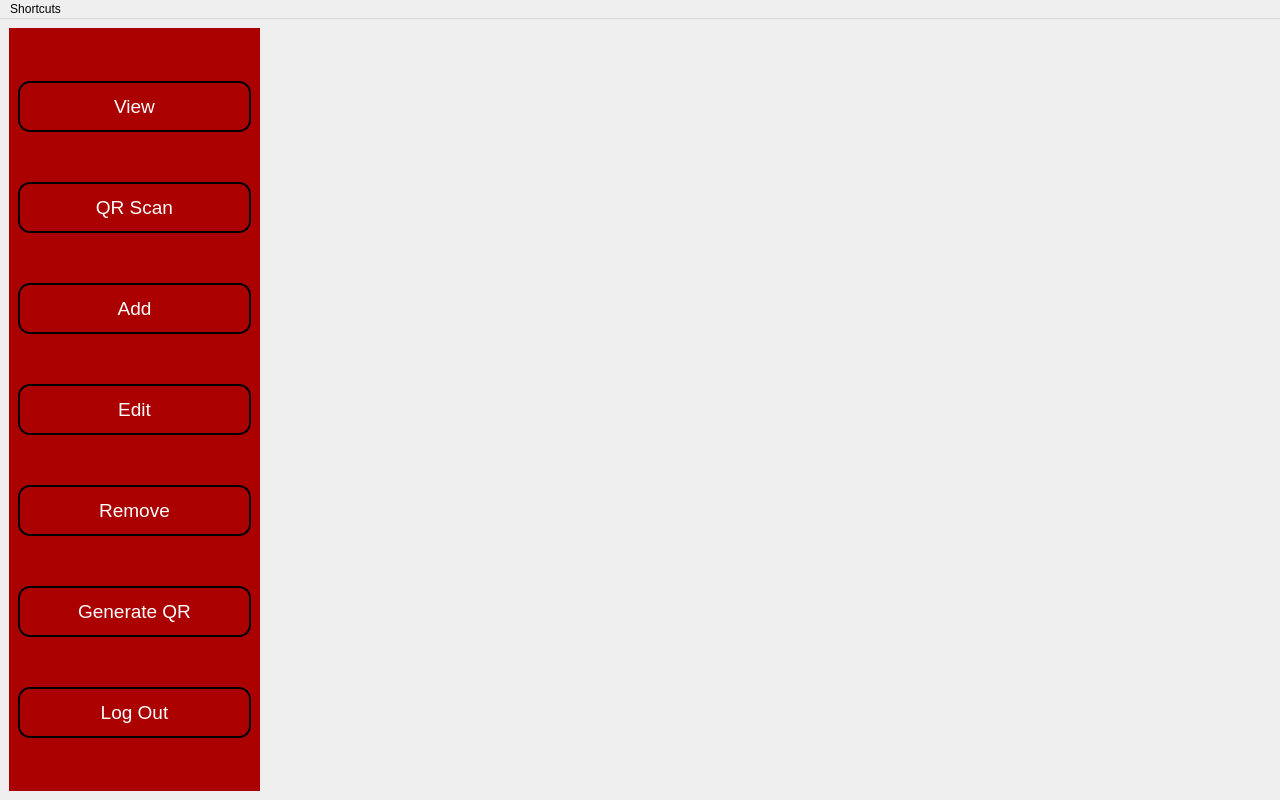
The window that ui/main.ui (pcdshub/stock-management) describes before a commit, drawn with Qt 5.
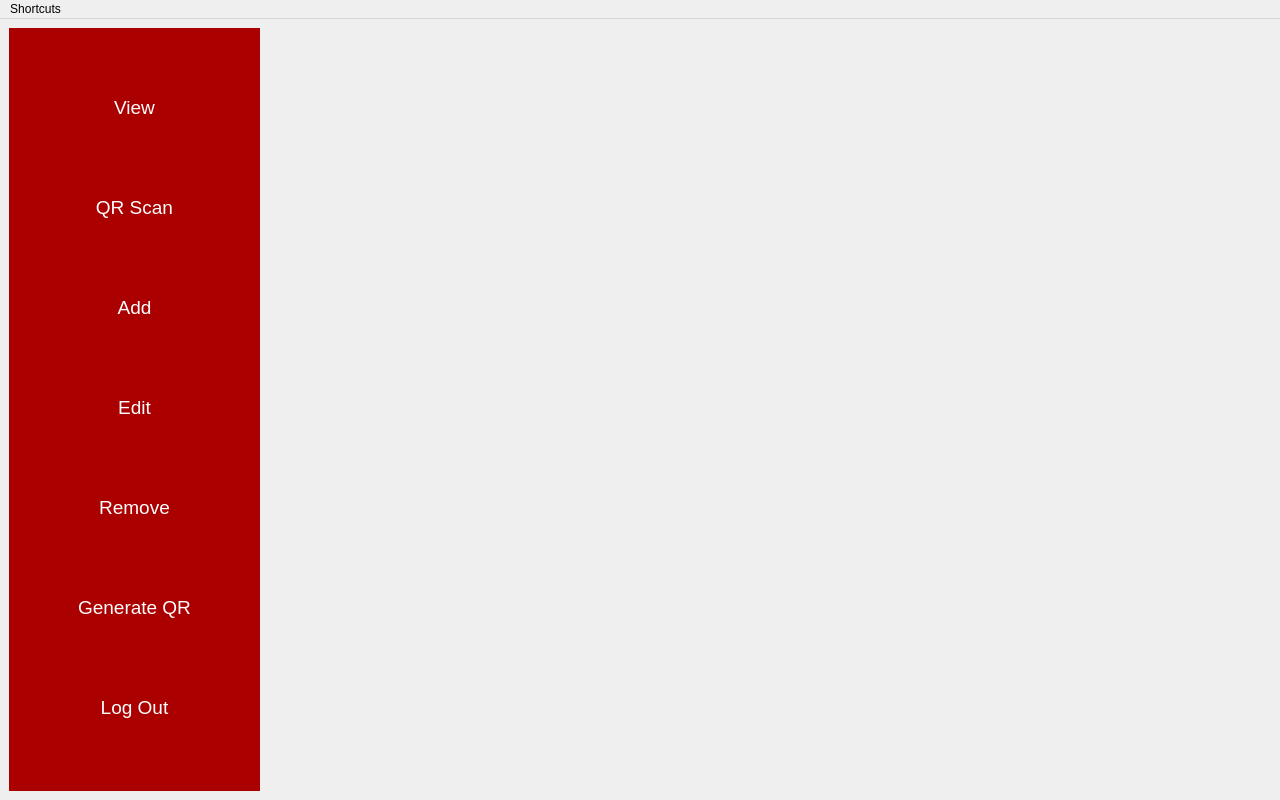
The same window after the commit. Icons and pictures are not drawn.

Patch:
```diff
--- a/ui/main.ui
+++ b/ui/main.ui
@@ -64,13 +64,6 @@
         }
 
         QPushButton {
-        border: 2px solid black;
-        border-radius: 12px;
-        background: qlineargradient(
-        x1:0, y1:0, x2:1, y2:1,
-        stop:0 rgba(255, 255, 255, 0.2),
-        stop:1 rgba(0, 0, 0, 0.2)
-        );
         color: white;
         padding: 12px 24px;
         }
```
